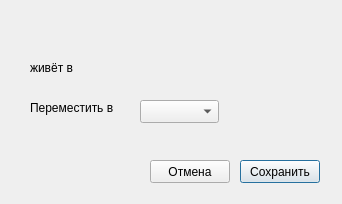
kashapov17/dWell, file dWell/relocationdialog.ui: the form before one commit.
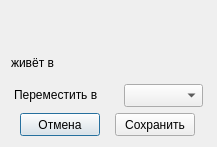
The form after the commit.

Commit message: updated UI of relocation dialog

Patch:
```diff
--- a/dWell/relocationdialog.ui
+++ b/dWell/relocationdialog.ui
@@ -6,101 +6,136 @@
    <rect>
     <x>0</x>
     <y>0</y>
-    <width>342</width>
-    <height>204</height>
+    <width>217</width>
+    <height>147</height>
    </rect>
   </property>
   <property name="windowTitle">
    <string>Dialog</string>
   </property>
+  <layout class="QVBoxLayout" name="verticalLayout_3">
+   <item>
+    <layout class="QVBoxLayout" name="verticalLayout_2">
+     <item>
+      <layout class="QVBoxLayout" name="verticalLayout">
+       <item>
+        <widget class="QLabel" name="habitantLabel">
+         <property name="text">
+          <string/>
+         </property>
+        </widget>
+       </item>
+       <item>
+        <layout class="QHBoxLayout" name="horizontalLayout">
+         <item>
   <widget class="QLabel" name="label">
-   <property name="geometry">
-    <rect>
-     <x>30</x>
-     <y>60</y>
-     <width>56</width>
-     <height>15</height>
-    </rect>
-   </property>
    <property name="text">
     <string>живёт в </string>
    </property>
   </widget>
+         </item>
+         <item>
+          <spacer name="horizontalSpacer">
+           <property name="orientation">
+            <enum>Qt::Horizontal</enum>
+           </property>
+           <property name="sizeHint" stdset="0">
+            <size>
+             <width>40</width>
+             <height>20</height>
+            </size>
+           </property>
+          </spacer>
+         </item>
+         <item>
   <widget class="QLabel" name="curRoomLabel">
-   <property name="geometry">
-    <rect>
-     <x>100</x>
-     <y>60</y>
-     <width>56</width>
-     <height>15</height>
-    </rect>
+           <property name="minimumSize">
+            <size>
+             <width>61</width>
+             <height>16</height>
+            </size>
    </property>
    <property name="text">
     <string/>
    </property>
   </widget>
+         </item>
+        </layout>
+       </item>
+       <item>
+        <layout class="QHBoxLayout" name="horizontalLayout_2">
+         <item>
   <widget class="QLabel" name="toRoomL">
-   <property name="geometry">
-    <rect>
-     <x>30</x>
-     <y>100</y>
+           <property name="minimumSize">
+            <size>
      <width>101</width>
      <height>16</height>
-    </rect>
+            </size>
+           </property>
+           <property name="maximumSize">
+            <size>
+             <width>101</width>
+             <height>16</height>
+            </size>
    </property>
    <property name="text">
     <string>Переместить в</string>
    </property>
   </widget>
+         </item>
+         <item>
   <widget class="QComboBox" name="roomNumBox">
-   <property name="geometry">
-    <rect>
-     <x>140</x>
-     <y>100</y>
+           <property name="minimumSize">
+            <size>
      <width>79</width>
      <height>23</height>
-    </rect>
-   </property>
-  </widget>
-  <widget class="QLabel" name="habitantLabel">
-   <property name="geometry">
-    <rect>
-     <x>10</x>
-     <y>20</y>
-     <width>321</width>
-     <height>20</height>
-    </rect>
-   </property>
-   <property name="text">
-    <string/>
-   </property>
-  </widget>
-  <widget class="QPushButton" name="saveButton">
-   <property name="geometry">
-    <rect>
-     <x>240</x>
-     <y>160</y>
-     <width>80</width>
+            </size>
+           </property>
+           <property name="maximumSize">
+            <size>
+             <width>79</width>
      <height>23</height>
-    </rect>
-   </property>
-   <property name="text">
-    <string>Сохранить</string>
-   </property>
-  </widget>
+            </size>
+           </property>
+          </widget>
+         </item>
+        </layout>
+       </item>
+      </layout>
+     </item>
+     <item>
+      <layout class="QHBoxLayout" name="horizontalLayout_3">
+       <item>
   <widget class="QPushButton" name="cancelButton">
-   <property name="geometry">
-    <rect>
-     <x>150</x>
-     <y>160</y>
+         <property name="maximumSize">
+          <size>
      <width>80</width>
      <height>23</height>
-    </rect>
+          </size>
    </property>
    <property name="text">
     <string>Отмена</string>
    </property>
   </widget>
+       </item>
+       <item>
+        <widget class="QPushButton" name="saveButton">
+         <property name="maximumSize">
+          <size>
+           <width>80</width>
+           <height>23</height>
+          </size>
+         </property>
+         <property name="text">
+          <string>Сохранить</string>
+         </property>
+        </widget>
+       </item>
+      </layout>
+     </item>
+    </layout>
+   </item>
+  </layout>
  </widget>
  <resources/>
  <connections>
```
Lines whose indentation alone changed are shown as unchanged.
